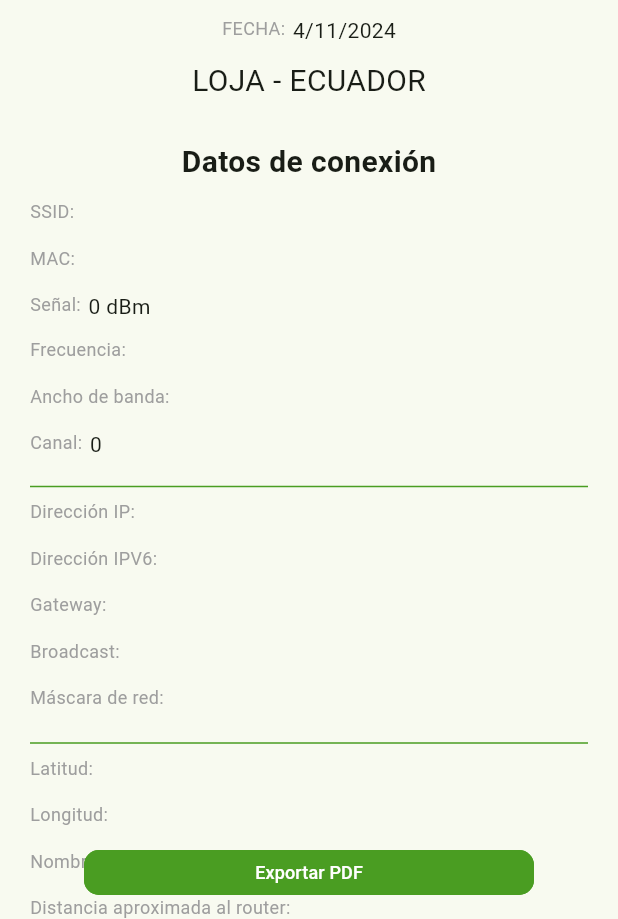
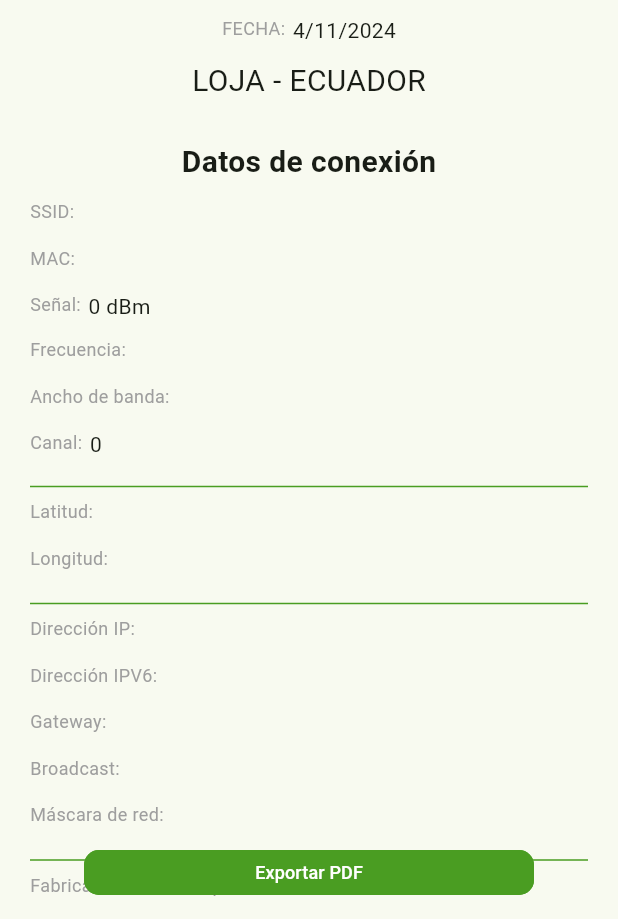
Before and after one commit to luis1112/wifi_app, a Flutter app: the PageInform screen opened by its route, on a phone screen of 412 x 824 dp, the part 317-1236 px from its top. Run offline on Flutter 3.47's test engine with Material 3 defaults, Android fonts, the phone set to English and light mode, and no system bars; our stand-ins replace cloud_firestore, connectivity_plus, device_info_plus, firebase_core, fl_chart, flutter_native_splash and 8 more; missing offline and left inert: dart_ipify, kdgaugeview, network_info_plus, safe_device, tuple_dart, unique_identifier and 2 more; accounts and stored records are empty.

Commit message:
cambios de información de conexion

```diff
--- a/lib/pages/chanel/items/item.dart
+++ b/lib/pages/chanel/items/item.dart
@@ -3,6 +3,7 @@ import 'package:flutter/material.dart';
 import 'package:wifi/docs.dart';
 
 LineChartData itemChartChanel(List<ItemChartChanel> lineBarsData) {
+  bool isGhz2 = lineBarsData.where((e) => e.item.channelWidth <= 40).isNotEmpty;
   return LineChartData(
     gridData: const FlGridData(
       show: true,
@@ -10,12 +11,12 @@ LineChartData itemChartChanel(List<ItemChartChanel> lineBarsData) {
       horizontalInterval: 1,
       verticalInterval: 1,
     ),
-    titlesData: const FlTitlesData(
+    titlesData: FlTitlesData(
       show: true,
-      topTitles: AxisTitles(
+      topTitles: const AxisTitles(
         sideTitles: SideTitles(showTitles: false),
       ),
-      rightTitles: AxisTitles(
+      rightTitles: const AxisTitles(
         sideTitles: SideTitles(showTitles: false),
       ),
       bottomTitles: AxisTitles(
@@ -23,11 +24,13 @@ LineChartData itemChartChanel(List<ItemChartChanel> lineBarsData) {
           showTitles: true,
           reservedSize: 30,
           interval: 1,
-          getTitlesWidget: bottomTitleWidgetsChanel,
+          getTitlesWidget: (value, meta) {
+            return bottomTitleWidgetsChanel(value, meta, isGhz2);
+          },
         ),
-        axisNameWidget: Text("Ancho de banda"),
+        axisNameWidget: const Text("Ancho de banda"),
       ),
-      leftTitles: AxisTitles(
+      leftTitles: const AxisTitles(
         sideTitles: SideTitles(
           showTitles: true,
           reservedSize: 30,
@@ -42,7 +45,7 @@ LineChartData itemChartChanel(List<ItemChartChanel> lineBarsData) {
     ),
     minX: 0,
     // maxX: 11,
-    maxX: 8,
+    maxX: isGhz2 ? 6 : 8,
     minY: 0,
     maxY: 7,
     lineTouchData: const LineTouchData(enabled: false),
--- a/lib/pages/chanel/items/item_chanel.dart
+++ b/lib/pages/chanel/items/item_chanel.dart
@@ -38,17 +38,6 @@ LineChartBarData? listChartChanel(Color color, int chanel, int level) {
   return null;
 }
 
-// Color getColorChartChanel(int level) {
-//   var f = 100 - (level * -1);
-//   var x = (5.3 * f) / 60;
-//   Color color = Colors.red;
-//   if (x <= 1.5) return Colors.redAccent;
-//   if (x <= 2) return Colors.orange;
-//   if (x <= 3) return Colors.blue;
-//   if (x > 3) return Colors.green;
-//   return color;
-// }
-//
 Color generateUniqueRandomColor(List<Color> colors, int index, int seed) {
   final random = Random((seed * -1) + (index * 10));
   final r = random.nextInt(256); // Rojo
@@ -109,13 +98,13 @@ Widget itemNetworksChanel(List<ItemChartChanel> lineBarsData) {
   );
 }
 
-Widget bottomTitleWidgetsChanel(double value, TitleMeta meta) {
+Widget bottomTitleWidgetsChanel(double value, TitleMeta meta, bool isGhz2) {
   String text = "";
   if (value.toInt() == 2) text = '20';
   if (value.toInt() == 3) text = '40';
   if (value.toInt() == 4) text = '60';
   if (value.toInt() == 5) text = '80';
-  if (value.toInt() == 6) text = '90';
+  if (value.toInt() == 6) text = isGhz2 ? '' : '90';
   if (value.toInt() == 7) text = '120';
   // if (value.toInt() == 8) text = '140';
   if (value.toInt() == 8) text = '';
--- a/lib/pages/chanel/page_chanel.dart
+++ b/lib/pages/chanel/page_chanel.dart
@@ -1,5 +1,4 @@
 import 'package:fl_chart/fl_chart.dart';
-import 'package:flutter/cupertino.dart';
 import 'package:flutter/material.dart';
 import 'package:wifi/docs.dart';
 
--- a/lib/pages/connection/item/item_connection.dart
+++ b/lib/pages/connection/item/item_connection.dart
@@ -18,16 +18,17 @@ Widget itemConnection(ItemConnection? c, String? getTypeConnection) {
       itemTextG("Ancho de banda:", c?.chanelWidth),
       itemTextG("Canal:", c?.chanel.toString()),
       const DividerC(),
+      itemTextG("Latitud:", c?.latitude),
+      itemTextG("Longitud:", c?.longitude),
+      const DividerC(),
       itemTextG("Dirección IP:", c?.ipV4),
       itemTextG("Dirección IPV6:", c?.ipV6),
       itemTextG("Gateway:", c?.gateway),
       itemTextG("Broadcast:", c?.broadcast),
       itemTextG("Máscara de red:", c?.submask),
       const DividerC(),
-      itemTextG("Latitud:", c?.latitude),
-      itemTextG("Longitud:", c?.longitude),
-      itemTextG("Nombre del router:", c?.brandRouter),
-      itemTextG("Distancia aproximada al router:", c?.distance),
+      itemTextG("Fabricante de access point:", c?.brandRouter),
+      itemTextG("Distancia aproximada al access point:", c?.distance),
     ],
   );
 }
--- a/lib/pages/pdf/wiidgets/widget_connection.dart
+++ b/lib/pages/pdf/wiidgets/widget_connection.dart
@@ -14,16 +14,17 @@ Widget itemConnectionPdf(ItemConnection? c) {
       itemTextGPdf("Ancho de banda:", c?.chanelWidth),
       itemTextGPdf("Canal:", c?.chanel.toString()),
       Divider(),
+      itemTextGPdf("Latitud:", c?.latitude),
+      itemTextGPdf("Longitud:", c?.longitude),
+      Divider(),
       itemTextGPdf("Dirección IP:", c?.ipV4),
       itemTextGPdf("Dirección IPV6:", c?.ipV6),
       itemTextGPdf("Gateway:", c?.gateway),
       itemTextGPdf("Broadcast:", c?.broadcast),
       itemTextGPdf("Máscara de red:", c?.submask),
       Divider(),
-      itemTextGPdf("Latitud:", c?.latitude),
-      itemTextGPdf("Longitud:", c?.longitude),
-      itemTextGPdf("Nombre del router:", c?.brandRouter),
-      itemTextGPdf("Distancia aproximada al router:", c?.distance),
+      itemTextGPdf("Fabricante de access point:", c?.brandRouter),
+      itemTextGPdf("Distancia aproximada al access point:", c?.distance),
     ],
   );
 }
```
Also changed, not shown: 2 other files.
